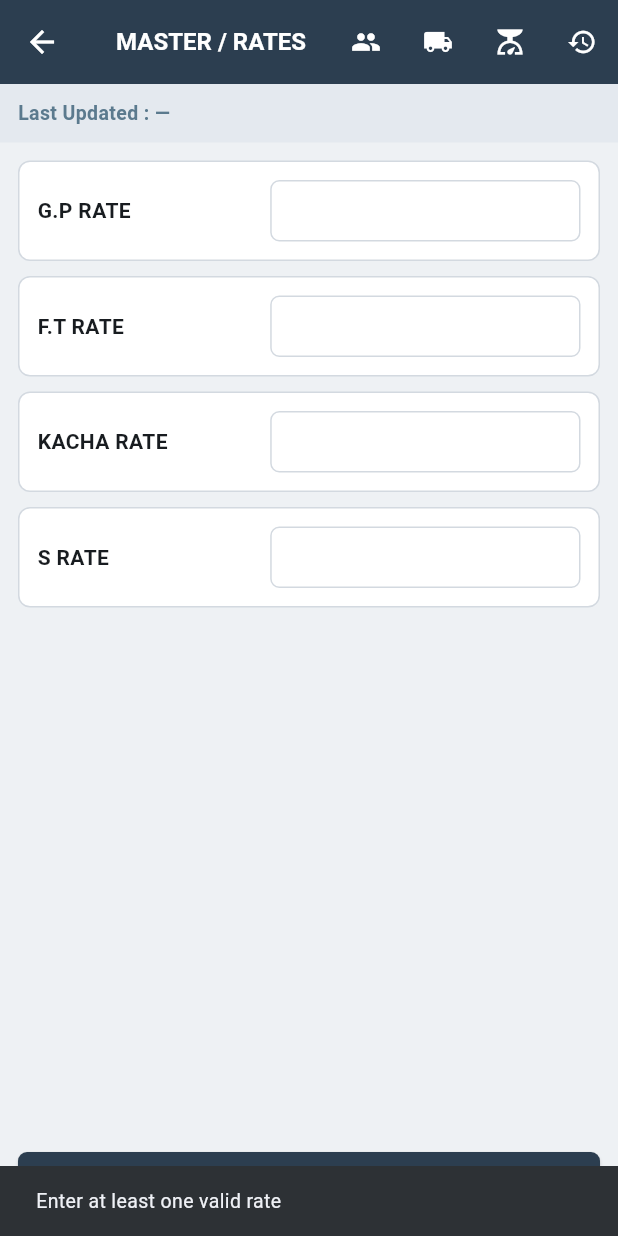
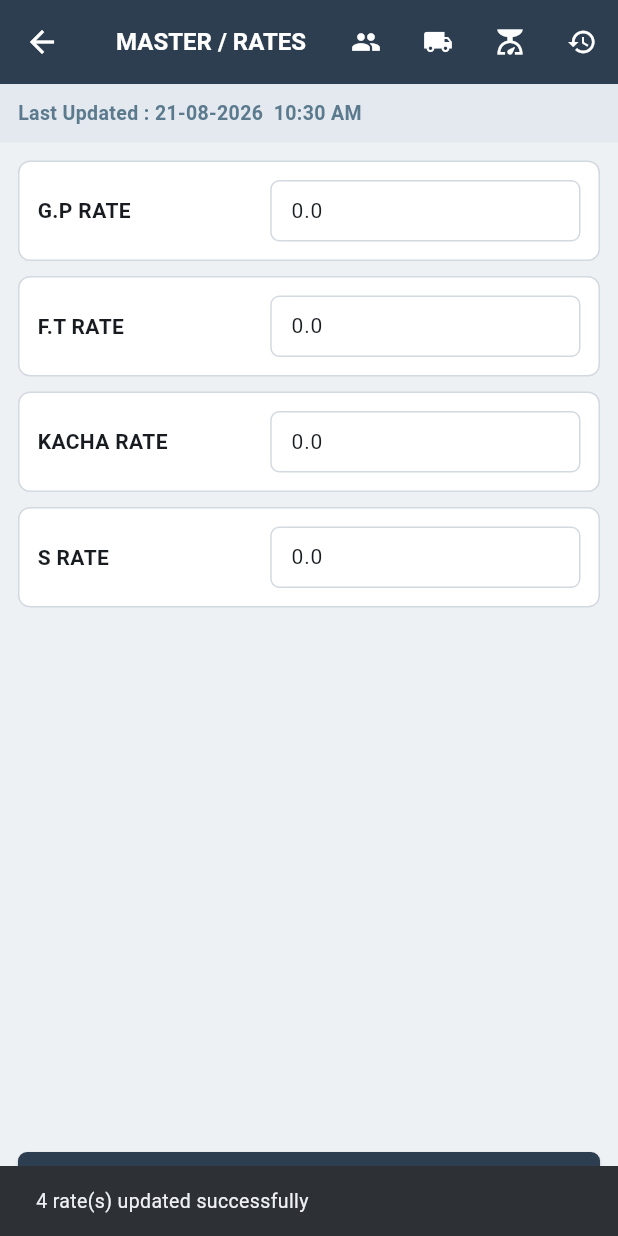
Before and after one commit to Vigneshwari116/goldrate, a Flutter app: the MasterScreen screen opened directly, after a tap on "SAVE", on a phone screen of 412 x 824 dp. Run offline on Flutter 3.47's test engine with Material 3 defaults, Android fonts, the phone set to English and light mode, and no system bars; our stand-ins replace file_picker, pdf, share_plus, sqflite, sqflite_common_ffi; accounts and stored records are empty.

Commit message:
Show 0 in Master/Rates when a rate is empty
Co-authored-by: Vigneshwari116 <Vigneshwari116@users.noreply.github.com>

```diff
--- a/lib/screens/master_screen.dart
+++ b/lib/screens/master_screen.dart
@@ -3,6 +3,7 @@ import 'package:intl/intl.dart';
 import '../database/database_helper.dart';
 import '../theme/app_theme.dart';
 import '../theme/responsive.dart';
+import '../utils/number_format.dart';
 import 'history_screen.dart';
 import 'customer_master_screen.dart';
 import 'supplier_master_screen.dart';
@@ -52,8 +53,9 @@ class _MasterScreenState extends State<MasterScreen> {
     _controllers.clear();
 
     for (final item in data) {
-      _controllers[item['id']] =
-          TextEditingController(text: (item['rateValue'] ?? '').toString());
+      _controllers[item['id']] = TextEditingController(
+        text: orZero(item['rateValue']?.toString()),
+      );
     }
 
     if (!mounted) return;
@@ -80,9 +82,9 @@ class _MasterScreenState extends State<MasterScreen> {
       final id = item['id'] as int;
       final rateName = item['rateName'] as String;
       final controller = _controllers[id]!;
-      final parsed = double.tryParse(controller.text.trim());
+      final parsed = double.tryParse(orZero(controller.text));
 
-      if (parsed == null) continue; // skip blank/invalid fields
+      if (parsed == null) continue;
 
       await DatabaseHelper.instance.updateRate(
         id,
@@ -238,6 +240,7 @@ class _MasterScreenState extends State<MasterScreen> {
                                 decimal: true),
                             decoration: const InputDecoration(
                               isDense: true,
+                              hintText: '0',
                               contentPadding: EdgeInsets.symmetric(
                                   horizontal: 10, vertical: 10),
                             ),
```
